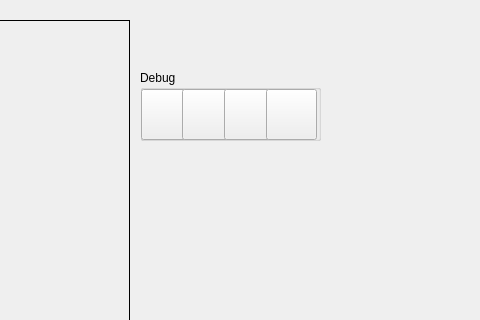
Old version of the form A9/mainwindow.ui in the repository DarkoAdair/Projects; both pictures show x 530 to 1010 and y 0 to 320 of the 1446 by 711 pixel window.
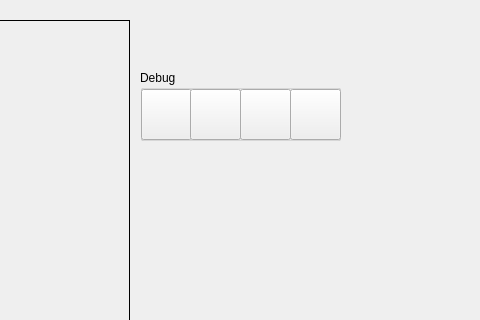
New version of the form. Icons and pictures are not drawn.

Diff of the .ui file:
```diff
--- a/A9/mainwindow.ui
+++ b/A9/mainwindow.ui
@@ -129,7 +129,7 @@
      <rect>
       <x>670</x>
       <y>70</y>
-      <width>181</width>
+      <width>201</width>
       <height>71</height>
      </rect>
     </property>
@@ -141,7 +141,7 @@
       <rect>
        <x>1</x>
        <y>19</y>
-       <width>50</width>
+       <width>51</width>
        <height>51</height>
       </rect>
      </property>
@@ -152,7 +152,7 @@
     <widget class="QPushButton" name="debugLeftButton">
      <property name="geometry">
       <rect>
-       <x>42</x>
+       <x>50</x>
        <y>19</y>
        <width>51</width>
        <height>51</height>
@@ -165,7 +165,7 @@
     <widget class="QPushButton" name="debugRightButton">
      <property name="geometry">
       <rect>
-       <x>84</x>
+       <x>100</x>
        <y>19</y>
        <width>51</width>
        <height>51</height>
@@ -178,7 +178,7 @@
     <widget class="QPushButton" name="debugStopButton">
      <property name="geometry">
       <rect>
-       <x>126</x>
+       <x>150</x>
        <y>19</y>
        <width>51</width>
        <height>51</height>
```
